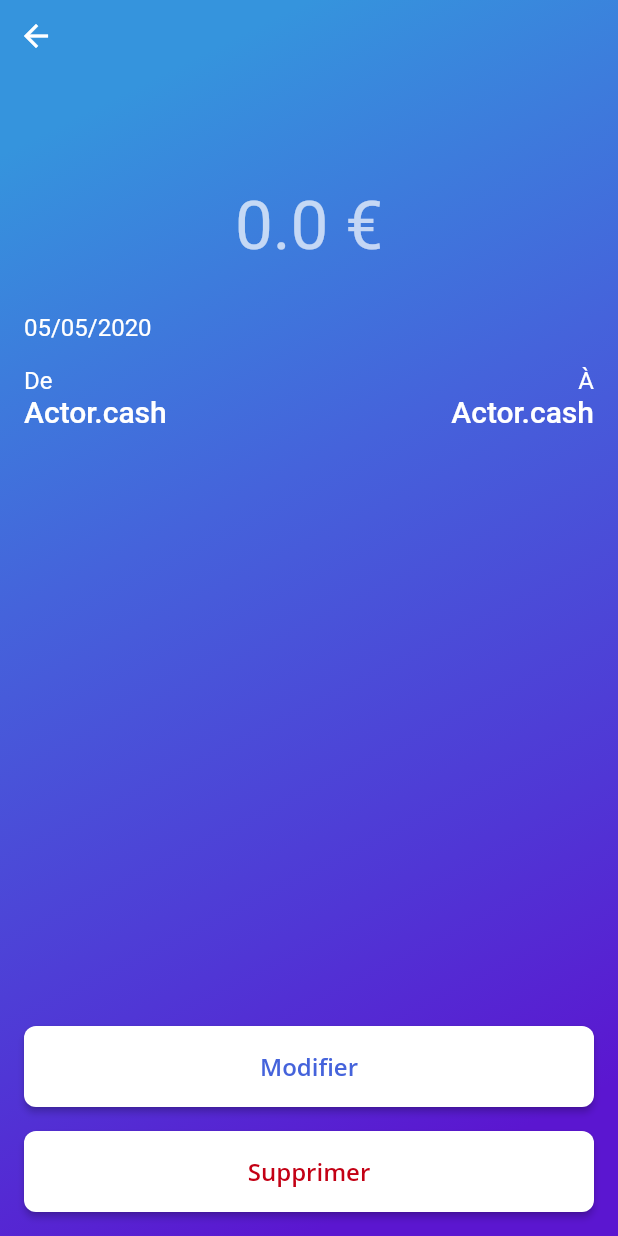
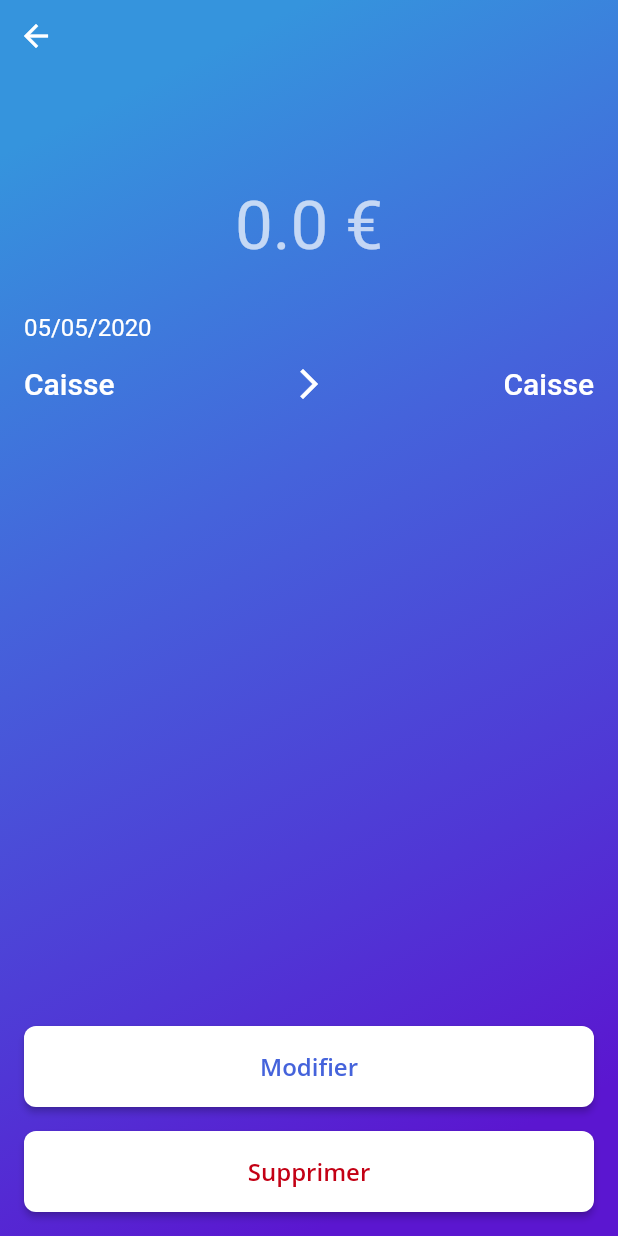
Before and after one commit to quentinlowette/treasurer, a Flutter app: the OperationView screen opened directly with empty values, on a phone screen of 412 x 824 dp. Run offline on Flutter 3.47's test engine with Material 2 defaults, Android fonts, the phone set to English and light mode, and no system bars; our stand-ins replace get_it, image_picker, sqflite, stacked; missing offline and left inert: firebase_ml_vision; accounts and stored records are empty.

Commit message:
chnaged Actor to ActorType, add new class Actor

```diff
--- a/lib/core/database/dao/operation.dao.dart
+++ b/lib/core/database/dao/operation.dao.dart
@@ -39,8 +39,8 @@
         date: DateTime.fromMillisecondsSinceEpoch(map[date]),
         description: map[description],
         id: map[id],
-        src: Actor.values[map[src]],
-        dst: Actor.values[map[dst]],
+        src: Actor(ActorType.values[map[src]]),
+        dst: Actor(ActorType.values[map[dst]]),
         receiptPhotoPath: map[receiptPhotoPath]);
   }
 
@@ -50,8 +50,8 @@
       amount: operation.amount,
       date: operation.date.millisecondsSinceEpoch,
       description: operation.description,
-      src: operation.src.index,
-      dst: operation.dst.index,
+      src: operation.src.toIndex(),
+      dst: operation.dst.toIndex(),
       receiptPhotoPath: operation.receiptPhotoPath
     };
   }
--- a/lib/core/models/actor.m.dart
+++ b/lib/core/models/actor.m.dart
@@ -1,5 +1,5 @@
 /// Actors involved in an Operation
-enum Actor {
+enum ActorType {
   /// Represents the cash register
   cash,
   /// Represents the bank account
@@ -7,3 +7,31 @@
   /// Represents an external person
   extern
 }
+
+class Actor {
+  final ActorType _actorType;
+
+  Actor(this._actorType);
+
+  bool hasType(ActorType type) {
+    return this._actorType == type;
+  }
+
+  int toIndex() {
+    return this._actorType.index;
+  }
+
+  @override
+  String toString() {
+    switch (this._actorType) {
+      case ActorType.bank:
+        return "Compte";
+      case ActorType.cash:
+        return "Caisse";
+      case ActorType.extern:
+        return "Externe";
+      default:
+        return "";
+    }
+  }
+}
--- a/lib/core/services/storage.database.service.dart
+++ b/lib/core/services/storage.database.service.dart
@@ -59,8 +59,8 @@
       FROM (
         SELECT ${operationDao.src}, ${operationDao.dst}, SUM(${operationDao.amount}) as tmp
         FROM ${operationDao.tableName}
-        WHERE ${operationDao.src} = ${Actor.bank.index}
-           OR ${operationDao.dst} = ${Actor.bank.index}
+        WHERE ${operationDao.src} = ${ActorType.bank.index}
+           OR ${operationDao.dst} = ${ActorType.bank.index}
         GROUP BY ${operationDao.src}
       )
       GROUP BY ${operationDao.dst}
@@ -76,14 +76,14 @@
     } else if (bankResult.length == 1) {
       // Only 1 result from DB
       Map<String, dynamic> result = bankResult[0];
-      bankExpense = result[operationDao.src] == Actor.bank.index ? result['sum'] : 0.0;
-      bankIncome = result[operationDao.dst] == Actor.bank.index ? result['sum'] : 0.0;
+      bankExpense = result[operationDao.src] == ActorType.bank.index ? result['sum'] : 0.0;
+      bankIncome = result[operationDao.dst] == ActorType.bank.index ? result['sum'] : 0.0;
     } else {
       // At least 2 results from DB
       Map<String, dynamic> result1 = bankResult[0];
       Map<String, dynamic> result2 = bankResult[1];
-      bankExpense = result1[operationDao.src] == Actor.bank.index ? result1['sum'] : result2['sum'];
-      bankIncome = result1[operationDao.dst] == Actor.bank.index ? result1['sum'] : result2['sum'];
+      bankExpense = result1[operationDao.src] == ActorType.bank.index ? result1['sum'] : result2['sum'];
+      bankIncome = result1[operationDao.dst] == ActorType.bank.index ? result1['sum'] : result2['sum'];
     }
 
     double bank = bankIncome - bankExpense;
@@ -94,8 +94,8 @@
       FROM (
         SELECT ${operationDao.src}, ${operationDao.dst}, SUM(${operationDao.amount}) as tmp
         FROM ${operationDao.tableName}
-        WHERE ${operationDao.src} = ${Actor.cash.index}
-           OR ${operationDao.dst} = ${Actor.cash.index}
+        WHERE ${operationDao.src} = ${ActorType.cash.index}
+           OR ${operationDao.dst} = ${ActorType.cash.index}
         GROUP BY ${operationDao.src}
       )
       GROUP BY ${operationDao.dst}
@@ -111,14 +111,14 @@
     } else if (cashResult.length == 1) {
       // Only 1 result from DB
       Map<String, dynamic> result = cashResult[0];
-      cashExpense = result[operationDao.src] == Actor.cash.index ? result['sum'] : 0.0;
-      cashIncome = result[operationDao.dst] == Actor.cash.index ? result['sum'] : 0.0;
+      cashExpense = result[operationDao.src] == ActorType.cash.index ? result['sum'] : 0.0;
+      cashIncome = result[operationDao.dst] == ActorType.cash.index ? result['sum'] : 0.0;
     } else {
       // At least 2 results from DB
       Map<String, dynamic> result1 = cashResult[0];
       Map<String, dynamic> result2 = cashResult[1];
-      cashExpense = result1[operationDao.src] == Actor.cash.index ? result1['sum'] : result2['sum'];
-      cashIncome = result1[operationDao.dst] == Actor.cash.index ? result1['sum'] : result2['sum'];
+      cashExpense = result1[operationDao.src] == ActorType.cash.index ? result1['sum'] : result2['sum'];
+      cashIncome = result1[operationDao.dst] == ActorType.cash.index ? result1['sum'] : result2['sum'];
     }
 
     double cash = cashIncome - cashExpense;
--- a/lib/core/viewmodels/account.vm.dart
+++ b/lib/core/viewmodels/account.vm.dart
@@ -48,16 +48,16 @@
   void _updateAmounts(Operation operation, {removed = false}) {
     double amount = removed ? -1 * operation.amount : operation.amount;
 
-    if (operation.dst == Actor.cash) {
+    if (operation.dst.hasType(ActorType.cash)) {
       _cash += amount;
     }
-    if (operation.src == Actor.cash) {
+    if (operation.src.hasType(ActorType.cash)) {
       _cash -= amount;
     }
-    if (operation.dst == Actor.bank) {
+    if (operation.dst.hasType(ActorType.bank)) {
       _bank += amount;
     }
-    if (operation.src == Actor.bank) {
+    if (operation.src.hasType(ActorType.bank)) {
       _bank -= amount;
     }
 
@@ -85,6 +85,32 @@
         arguments: operation);
   }
 
+  Future<void> _initAccount() async {
+    List<double> amounts =
+        await _navigationService.navigateTo(Router.OnboardingViewRoute);
+
+    Operation _initBankAmount = Operation(
+      amount: amounts[0],
+      date: DateTime.now(),
+      description: "Montant initial sur le compte",
+      src: Actor(ActorType.extern),
+      dst: Actor(ActorType.bank),
+      receiptPhotoPath: null,
+    );
+
+    Operation _initCashAmount = Operation(
+      amount: amounts[1],
+      date: DateTime.now(),
+      description: "Montant initial dans la caisse",
+      src: Actor(ActorType.extern),
+      dst: Actor(ActorType.cash),
+      receiptPhotoPath: null,
+    );
+
+    await addOperation(_initBankAmount);
+    await addOperation(_initCashAmount);
+  }
+
   /// Loads the stored operations
   Future<void> loadData() async {
     // Fetches the operations from the storage service
@@ -97,29 +123,7 @@
     _cash = amounts[2];
 
     if (_operations.isEmpty) {
-      List<double> amounts =
-          await _navigationService.navigateTo(Router.OnboardingViewRoute);
-
-      Operation _initBankAmount = Operation(
-        amount: amounts[0],
-        date: DateTime.now(),
-        description: "Montant initial sur le compte",
-        src: Actor.extern,
-        dst: Actor.bank,
-        receiptPhotoPath: null,
-      );
-
-      Operation _initCashAmount = Operation(
-        amount: amounts[1],
-        date: DateTime.now(),
-        description: "Montant initial dans la caisse",
-        src: Actor.extern,
-        dst: Actor.cash,
-        receiptPhotoPath: null,
-      );
-
-      await addOperation(_initBankAmount);
-      await addOperation(_initCashAmount);
+      await _initAccount();
     }
 
     _isLoaded = true;
@@ -161,29 +165,7 @@
       _updateAmounts(operation, removed: true);
 
       if (_operations.isEmpty) {
-        List<double> amounts =
-            await _navigationService.navigateTo(Router.OnboardingViewRoute);
-
-        Operation _initBankAmount = Operation(
-          amount: amounts[0],
-          date: DateTime.now(),
-          description: "Montant initial sur le compte",
-          src: Actor.extern,
-          dst: Actor.bank,
-          receiptPhotoPath: null,
-        );
-
-        Operation _initCashAmount = Operation(
-          amount: amounts[1],
-          date: DateTime.now(),
-          description: "Montant initial dans la caisse",
-          src: Actor.extern,
-          dst: Actor.cash,
-          receiptPhotoPath: null,
-        );
-
-        await addOperation(_initBankAmount);
-        await addOperation(_initCashAmount);
+        await _initAccount();
       }
 
       // Notifies the changes
--- a/lib/ui/views/operation.v.dart
+++ b/lib/ui/views/operation.v.dart
@@ -68,31 +68,17 @@
                   Row(
                     mainAxisAlignment: MainAxisAlignment.spaceBetween,
                     children: <Widget>[
-                      Column(
-                        crossAxisAlignment: CrossAxisAlignment.start,
-                        children: <Widget>[
-                          Text(
-                            "De",
-                            style: Theme.of(context).accentTextTheme.subtitle1,
-                          ),
                       Text(
                         "${operation.src}",
                         style: Theme.of(context).accentTextTheme.headline6,
                       ),
-                        ],
-                      ),
-                      Column(
-                        crossAxisAlignment: CrossAxisAlignment.end,
-                        children: <Widget>[
-                          Text(
-                            "À",
-                            style: Theme.of(context).accentTextTheme.subtitle1,
+                      Icon(
+                        Icons.arrow_forward_ios,
+                        color: DefaultThemeColors.white,
                       ),
                       Text(
                         "${operation.dst}",
                         style: Theme.of(context).accentTextTheme.headline6,
-                          ),
-                        ],
                       ),
                     ],
                   ),
@@ -108,7 +94,9 @@
                     title: "Modifier",
                     onPressed: () => model.editOperation(),
                   ),
-                  SizedBox(height: 16.0,),
+                  SizedBox(
+                    height: 16.0,
+                  ),
                   CustomRaisedButton(
                     backgroundColor: DefaultThemeColors.white,
                     textColor: DefaultThemeColors.error,
--- a/lib/ui/views/operation_editor.v.dart
+++ b/lib/ui/views/operation_editor.v.dart
@@ -18,18 +18,6 @@
     Key key,
     @required this.initialOperation
   }) : super(key: key);
-
-  String _actorToString(Actor actor) {
-    switch (actor) {
-      case Actor.bank:
-        return "Compte";
-      case Actor.cash:
-        return "Caisse";
-      case Actor.extern:
-        return "Externe";
-    }
-    return null;
-  }
 
   /// Displays the date picker and sets the [_date] variable
   Future<void> _selectDate(BuildContext context, OperationEditorViewModel model) async {
@@ -60,12 +48,13 @@
               )
             ),
             child: Wrap(
-              children: Actor.values.map((actor) {
+              children: ActorType.values.map((actorType) {
                 Color color;
+                Actor actor = Actor(actorType);
 
-                if (actor == currentActor) {
+                if (currentActor != null && currentActor.hasType(actorType)) {
                   color = DefaultThemeColors.blue;
-                } else if (actor == differentFrom) {
+                } else if (differentFrom != null && differentFrom.hasType(actorType)) {
                   color = DefaultThemeColors.black.withAlpha(120);
                 } else {
                   color = DefaultThemeColors.black;
@@ -73,10 +62,10 @@
 
                 return ListTile(
                   title: Text(
-                    _actorToString(actor),
+                    actor.toString(),
                     style: TextStyle(color: color),
                   ),
-                  enabled: actor != differentFrom,
+                  enabled: differentFrom == null || !differentFrom.hasType(actorType),
                   onTap: () {
                     onTap(actor);
                     Navigator.pop(context);
@@ -179,7 +168,7 @@
                           height: 48.0,
                           alignment: Alignment.centerLeft,
                           child: Text(
-                            model.srcActor != null ? _actorToString(model.srcActor) : "Source",
+                            model.srcActor != null ? model.srcActor.toString() : "Source",
                             style: Theme.of(context).textTheme.subtitle1,
                           ),
                         ),
@@ -200,7 +189,7 @@
                           height: 48.0,
                           alignment: Alignment.centerLeft,
                           child: Text(
-                            model.dstActor != null ? _actorToString(model.dstActor) : "Destination",
+                            model.dstActor != null ? model.dstActor.toString() : "Destination",
                             style: Theme.of(context).textTheme.subtitle1,
                           ),
                         ),
--- a/lib/ui/widgets/actor_picker.dart
+++ /dev/null
@@ -1,46 +0,0 @@
-import 'package:flutter/material.dart';
-import 'package:treasurer/core/models/actor.m.dart';
-
-/// Radio button like selection for the Actors objects
-class ActorPicker extends StatelessWidget {
-
-  final Actor currentActor;
-  final Actor differentFrom;
-  final void Function(Actor actor) onTap;
-  final Widget title;
-
-  const ActorPicker({Key key, @required this.currentActor, @required this.differentFrom, @required this.onTap, @required this.title}) : super(key: key);
-
-  @override
-  Widget build(BuildContext context) {
-    return Column(
-      crossAxisAlignment: CrossAxisAlignment.start,
-      children: <Widget>[
-        this.title,
-        Row(
-          mainAxisAlignment: MainAxisAlignment.spaceBetween,
-          children: <Widget>[
-            RaisedButton(
-              onPressed: differentFrom == Actor.cash ? null : () => onTap(Actor.cash),
-              child: Icon(Icons.local_atm),
-              color: currentActor == Actor.cash ? Theme.of(context).accentColor : null,
-              textColor: currentActor == Actor.cash ? Colors.white : null,
-            ),
-            RaisedButton(
-              onPressed: differentFrom == Actor.bank ? null : () => onTap(Actor.bank),
-              child: Icon(Icons.account_balance),
-              color: currentActor == Actor.bank ? Theme.of(context).accentColor : null,
-              textColor: currentActor == Actor.bank ? Colors.white : null,
-            ),
-            RaisedButton(
-              onPressed: differentFrom == Actor.extern ? null : () => onTap(Actor.extern),
-              child: Icon(Icons.person_add),
-              color: currentActor == Actor.extern ? Theme.of(context).accentColor : null,
-              textColor: currentActor == Actor.extern ? Colors.white : null,
-            ),
-          ],
-        ),
-      ],
-    );
-  }
-}
```
Lines whose indentation alone changed are shown as unchanged.
